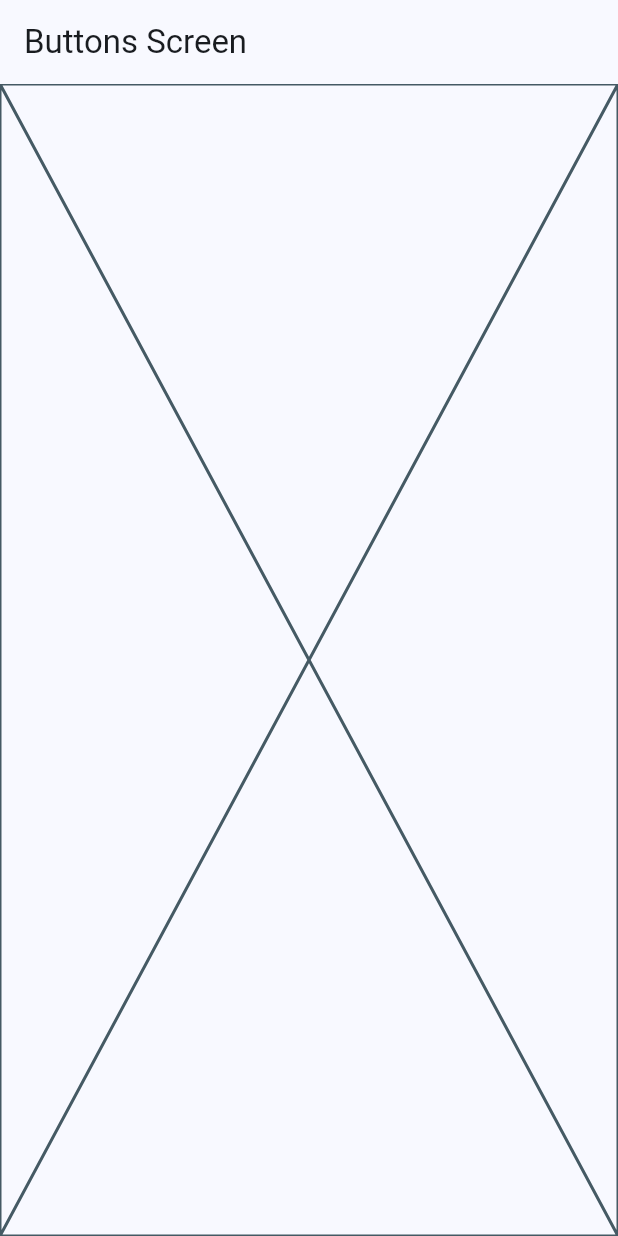
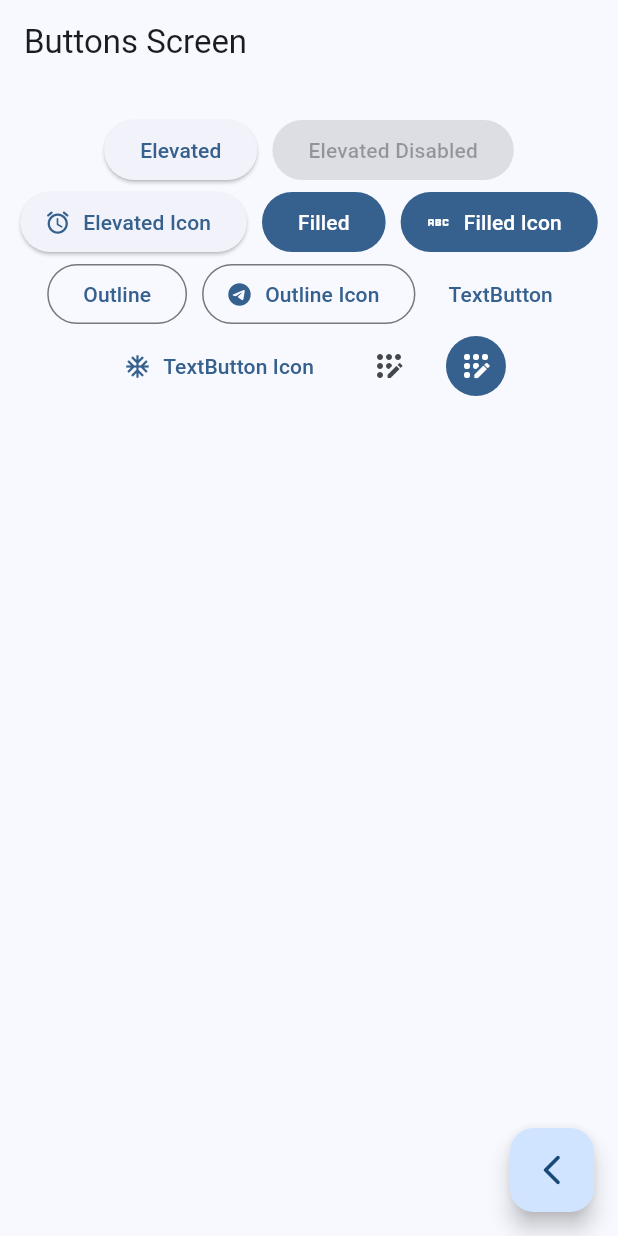
Before and after one commit to rocatoro18/widgetly, a Flutter app: the ButtonsScreen screen opened by its route, on a phone screen of 412 x 824 dp. Run offline on Flutter 3.47's test engine with Material 3 defaults, Android fonts, the phone set to English and light mode, and no system bars; our stand-ins replace go_router.

Commit message:
Diferentes botones preconfigurados

```diff
--- a/lib/presentation/screens/buttons/buttons_screen.dart
+++ b/lib/presentation/screens/buttons/buttons_screen.dart
@@ -1,4 +1,5 @@
 import 'package:flutter/material.dart';
+import 'package:go_router/go_router.dart';
 
 class ButtonsScreen extends StatelessWidget {
   const ButtonsScreen({super.key});
@@ -11,7 +12,71 @@
       appBar: AppBar(
         title: const Text('Buttons Screen'),
       ),
-      body: const Placeholder(),
+      body: const _ButtonsView(),
+      floatingActionButton: FloatingActionButton(
+        onPressed: () {
+          // GO ROUTER
+          context.pop();
+        },
+        child: const Icon(Icons.arrow_back_ios_new_rounded),
+      ),
     );
   }
 }
+
+class _ButtonsView extends StatelessWidget {
+  const _ButtonsView();
+
+  @override
+  Widget build(BuildContext context) {
+    final colors = Theme.of(context).colorScheme;
+
+    return SizedBox(
+      width: double.infinity,
+      child: Padding(
+        padding: const EdgeInsets.symmetric(horizontal: 10, vertical: 20),
+        child: Wrap(
+          spacing: 10,
+          //crossAxisAlignment: WrapCrossAlignment.center,
+          alignment: WrapAlignment.center,
+          children: [
+            ElevatedButton(onPressed: () {}, child: const Text('Elevated')),
+            const ElevatedButton(
+                onPressed: null, child: Text('Elevated Disabled')),
+            ElevatedButton.icon(
+                onPressed: () {},
+                icon: const Icon(Icons.access_alarm_rounded),
+                label: const Text('Elevated Icon')),
+            FilledButton(onPressed: () {}, child: const Text('Filled')),
+            FilledButton.icon(
+                onPressed: () {},
+                icon: const Icon(Icons.abc),
+                label: const Text('Filled Icon')),
+            OutlinedButton(onPressed: () {}, child: const Text('Outline')),
+            OutlinedButton.icon(
+                onPressed: () {},
+                icon: const Icon(Icons.telegram),
+                label: const Text('Outline Icon')),
+            TextButton(onPressed: () {}, child: const Text('TextButton')),
+            TextButton.icon(
+                onPressed: () {},
+                icon: const Icon(Icons.ac_unit_sharp),
+                label: const Text('TextButton Icon')),
+            // TODO: CUSTOM BUTTON
+
+            IconButton(
+                onPressed: () {},
+                icon: const Icon(Icons.app_registration_rounded)),
+            IconButton(
+              onPressed: () {},
+              icon: const Icon(Icons.app_registration_rounded),
+              style: ButtonStyle(
+                  backgroundColor: MaterialStatePropertyAll(colors.primary),
+                  iconColor: const MaterialStatePropertyAll(Colors.white)),
+            )
+          ],
+        ),
+      ),
+    );
+  }
+}
--- a/lib/presentation/screens/home/home_screen.dart
+++ b/lib/presentation/screens/home/home_screen.dart
@@ -1,7 +1,6 @@
 import 'package:flutter/material.dart';
 import 'package:go_router/go_router.dart';
 import 'package:widgetly/config/menu/menu_items.dart';
-import 'package:widgetly/presentation/screens/cards/cards_screen.dart';
 //import 'package:widgetly/presentation/screens/buttons/buttons_screen.dart';
 
 class HomeScreen extends StatelessWidget {
```
